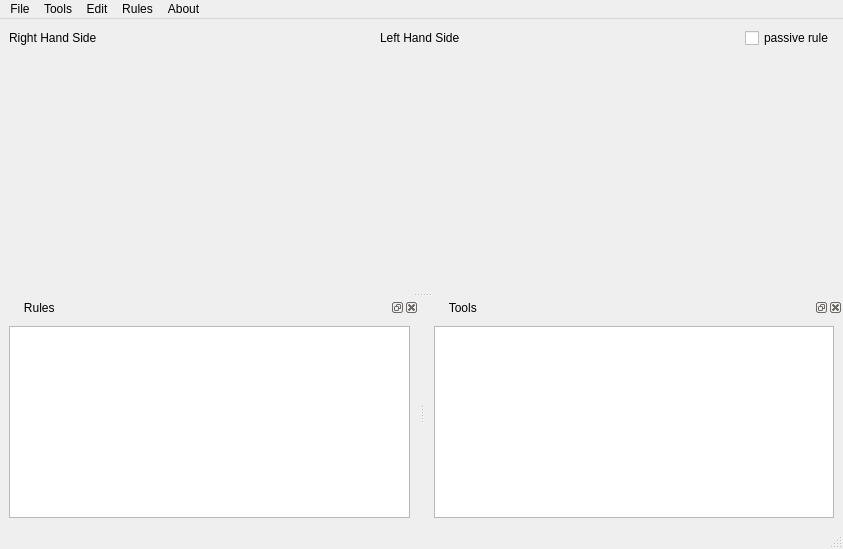
This is guiAGGLEditor.ui in rahulkatiyar19955/AGM as Qt 5 draws it before an edit. The edited form follows.
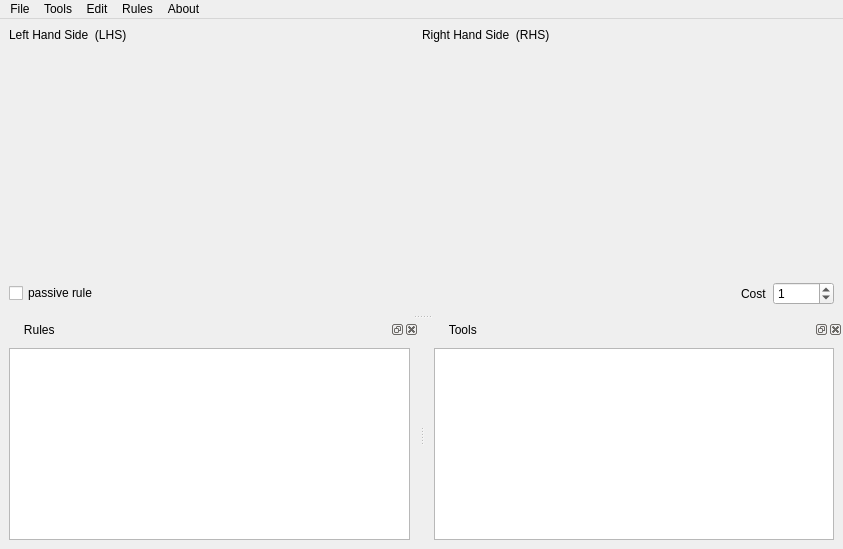
This is the edited form.

```diff
--- a/guiAGGLEditor.ui
+++ b/guiAGGLEditor.ui
@@ -17,6 +17,19 @@
    <layout class="QVBoxLayout" name="verticalLayout_3">
     <item>
      <layout class="QHBoxLayout" name="horizontalLayout">
+      <item>
+       <widget class="QLabel" name="label_2">
+        <property name="sizePolicy">
+         <sizepolicy hsizetype="Expanding" vsizetype="Preferred">
+          <horstretch>0</horstretch>
+          <verstretch>0</verstretch>
+         </sizepolicy>
+        </property>
+        <property name="text">
+         <string>Left Hand Side  (LHS)</string>
+        </property>
+       </widget>
+      </item>
       <item>
        <widget class="QLabel" name="label">
         <property name="sizePolicy">
@@ -26,33 +39,13 @@
          </sizepolicy>
         </property>
         <property name="text">
-         <string>Right Hand Side</string>
+         <string>Right Hand Side  (RHS)</string>
         </property>
        </widget>
       </item>
       <item>
        <widget class="QWidget" name="spacee" native="true"/>
       </item>
-      <item>
-       <widget class="QLabel" name="label_2">
-        <property name="sizePolicy">
-         <sizepolicy hsizetype="Expanding" vsizetype="Preferred">
-          <horstretch>0</horstretch>
-          <verstretch>0</verstretch>
-         </sizepolicy>
-        </property>
-        <property name="text">
-         <string>Left Hand Side</string>
-        </property>
-       </widget>
-      </item>
-      <item>
-       <widget class="QCheckBox" name="passiveCheckBox">
-        <property name="text">
-         <string>passive rule</string>
-        </property>
-       </widget>
-      </item>
      </layout>
     </item>
     <item>
@@ -79,6 +72,47 @@
       </item>
      </layout>
     </item>
+    <item>
+     <layout class="QHBoxLayout" name="horizontalLayout_3">
+      <item>
+       <widget class="QCheckBox" name="passiveCheckBox">
+        <property name="text">
+         <string>passive rule</string>
+        </property>
+       </widget>
+      </item>
+      <item>
+       <spacer name="horizontalSpacer">
+        <property name="orientation">
+         <enum>Qt::Horizontal</enum>
+        </property>
+        <property name="sizeHint" stdset="0">
+         <size>
+          <width>40</width>
+          <height>20</height>
+         </size>
+        </property>
+       </spacer>
+      </item>
+      <item>
+       <widget class="QLabel" name="label_3">
+        <property name="text">
+         <string>Cost</string>
+        </property>
+       </widget>
+      </item>
+      <item>
+       <widget class="QSpinBox" name="spinBox">
+        <property name="maximum">
+         <number>99999</number>
+        </property>
+        <property name="value">
+         <number>1</number>
+        </property>
+       </widget>
+      </item>
+     </layout>
+    </item>
    </layout>
   </widget>
   <widget class="QMenuBar" name="menubar">
@@ -135,7 +169,6 @@
    <addaction name="menuRules"/>
    <addaction name="menuAbout"/>
   </widget>
-  <widget class="QStatusBar" name="statusbar"/>
   <widget class="QDockWidget" name="productionsWidget">
    <property name="windowTitle">
     <string>      Rules</string>
```
